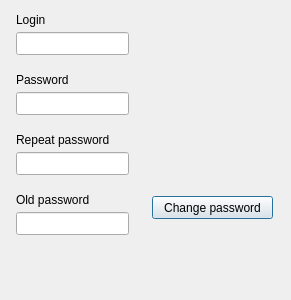
Qt form authorized.ui (degieusz/face_recogniction) before a commit.
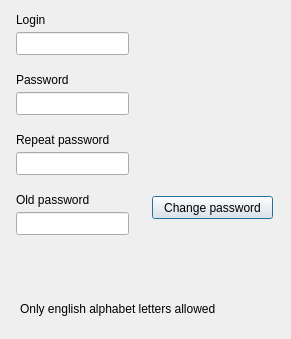
The same form after that commit.

Diff of the .ui file:
```diff
--- a/authorized.ui
+++ b/authorized.ui
@@ -7,7 +7,7 @@
     <x>0</x>
     <y>0</y>
     <width>291</width>
-    <height>300</height>
+    <height>339</height>
    </rect>
   </property>
   <property name="windowTitle">
@@ -143,6 +143,19 @@
     <string/>
    </property>
   </widget>
+  <widget class="QLabel" name="english_alphabet">
+   <property name="geometry">
+    <rect>
+     <x>20</x>
+     <y>292</y>
+     <width>241</width>
+     <height>33</height>
+    </rect>
+   </property>
+   <property name="text">
+    <string>Only english alphabet letters allowed</string>
+   </property>
+  </widget>
  </widget>
  <resources/>
  <connections/>
```
